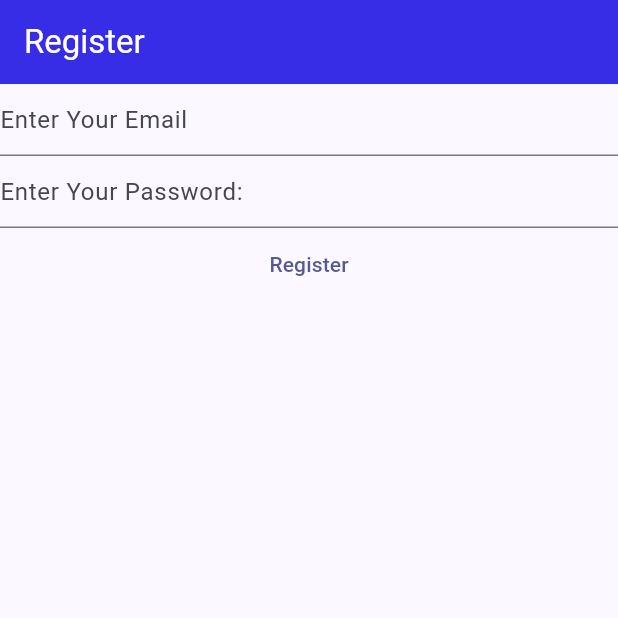
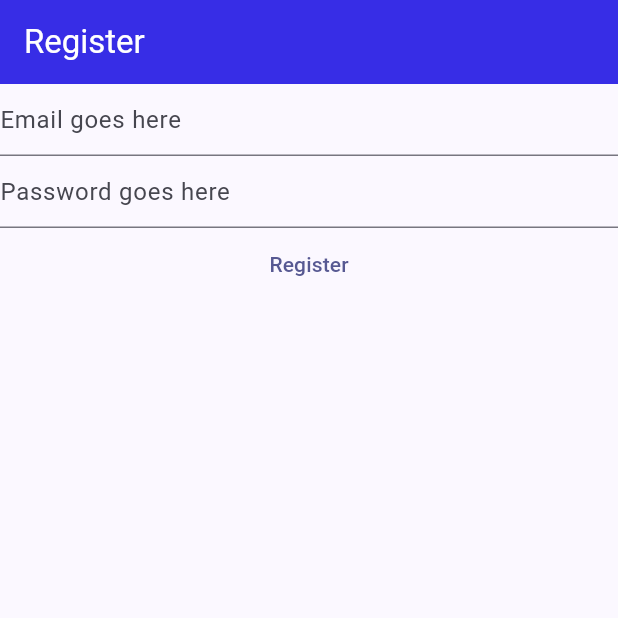
Before and after one commit to sujanae/flutter_sample, a Flutter app: the screen it shows after launch, on a phone screen of 412 x 824 dp, the top half of it. Run offline on Flutter 3.47's test engine with Material 3 defaults, Android fonts, the phone set to English and light mode, and no system bars; our stand-ins replace firebase_auth, firebase_core; accounts and stored records are empty.

Commit message:
changes in placeholder

```diff
--- a/lib/main.dart
+++ b/lib/main.dart
@@ -68,7 +68,7 @@ class _HomePageState extends State<HomePage> {
                 autocorrect: false,
                 keyboardType: TextInputType.emailAddress,
                 decoration: const InputDecoration(
-                  hintText: 'Enter Your Email',
+                  hintText: 'Email goes here',
                 ),
               ),
               TextField(
@@ -77,7 +77,7 @@ class _HomePageState extends State<HomePage> {
                 enableSuggestions: false,
                 autocorrect: false,
                 decoration:
-                    const InputDecoration(hintText: 'Enter Your Password:'),
+                    const InputDecoration(hintText: 'Password goes here'),
               ),
               TextButton(
                 onPressed: () async {
```
